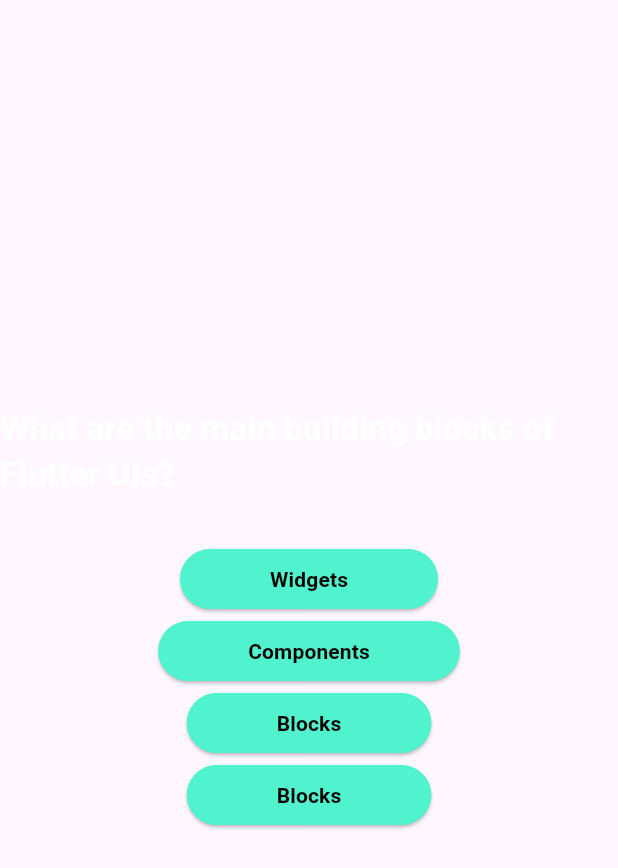
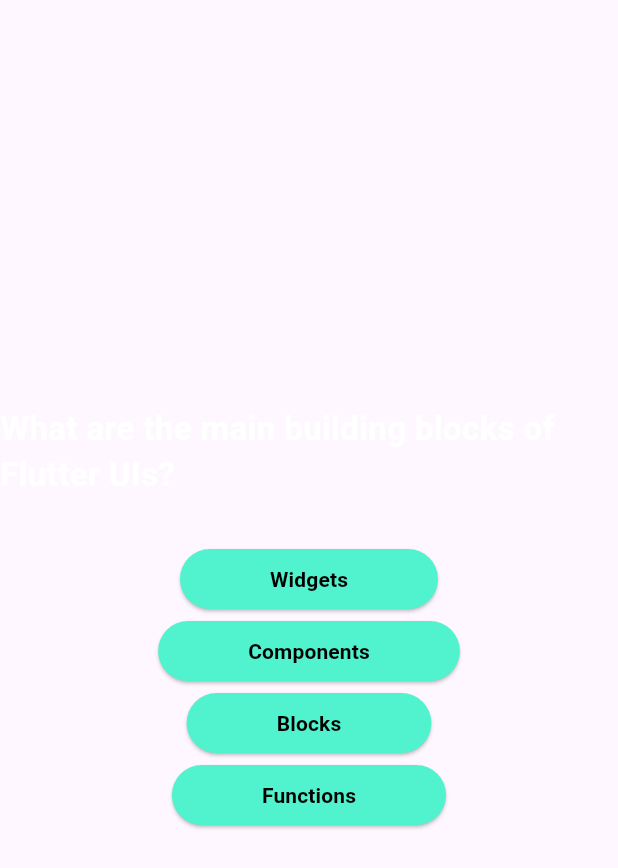
Before and after one commit to AsmaaJAH/FlutterDartUdemyCourseApp_TheCompleteGuide2023Edition, a Flutter app: the QuestionsScreen widget shown alone on an empty page, opened directly, on a phone screen of 412 x 824 dp. Shown: the top 868 px of the screen. Run offline on Flutter 3.47's test engine with Material 2 defaults, Android fonts, the phone set to English and light mode, and no system bars.

Commit message:
spread operator

```diff
--- a/lib/section3/questions_screen.dart
+++ b/lib/section3/questions_screen.dart
@@ -31,22 +31,10 @@ class _QuestionsScreenState extends State<QuestionsScreen> {
               ),
             ),
             SizedBox(height: 30),
-
-            AnswerButton(
-              answer: currentQuestion.answers[0],
-              onTap: here,
-            ),
-            AnswerButton(
-              answer: currentQuestion.answers[1],
-              onTap: here,
-            ),
-            AnswerButton(
-              answer: currentQuestion.answers[2],
-              onTap: here,
-            ),
-            AnswerButton(
-              answer: currentQuestion.answers[2],
-              onTap: here,
+            ...currentQuestion.answers.map(
+              (item) {
+                return AnswerButton(answer: item, onTap: here);
+              },
             ),
           ],
         ),
```
